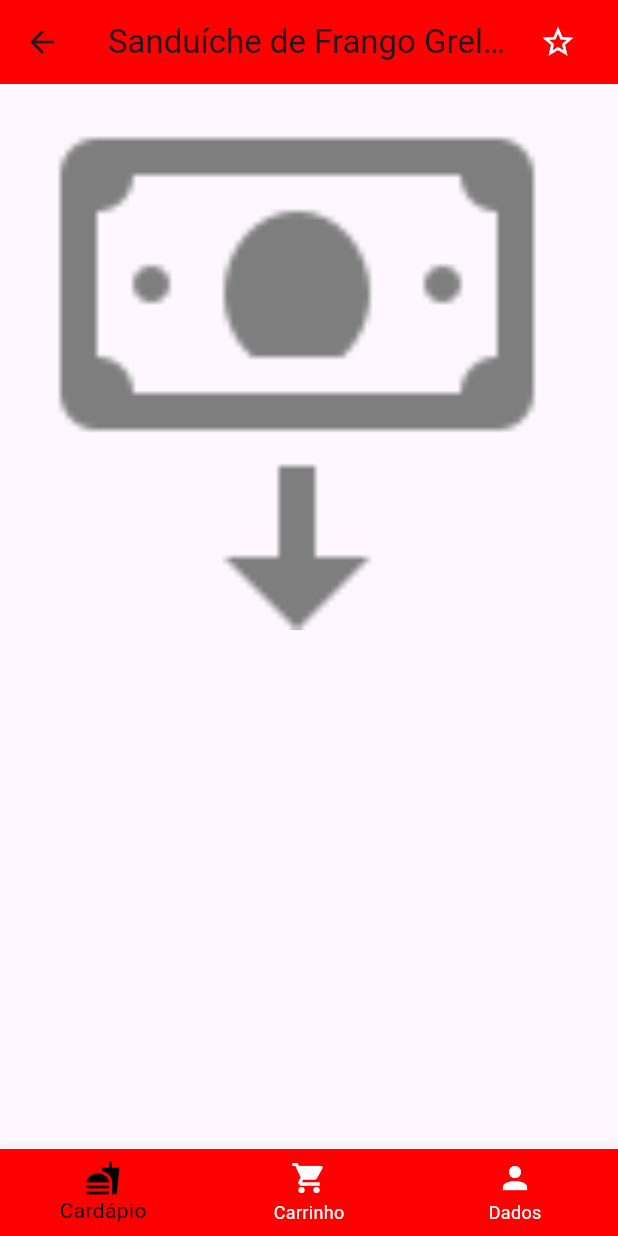
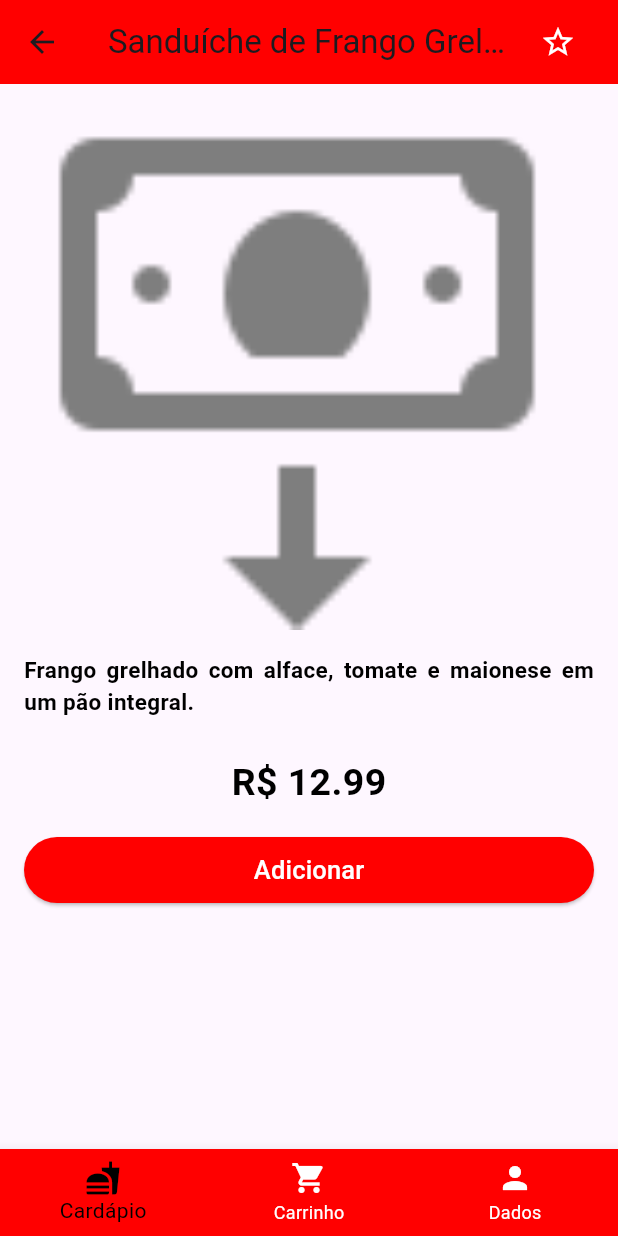
Before and after one commit to caiolara090/Joses_Burger, a Flutter app: the PaginaCardapio screen opened directly, after a tap on "Sanduíche de Frango Grelhado", on a phone screen of 412 x 824 dp. Run offline on Flutter 3.47's test engine with Material 3 defaults, Android fonts, the phone set to English and light mode, and no system bars.

Commit message:
Adicionando Descrição, Preço do produto e um botão para adicionar ao carrinho no body da página de detalhes

```diff
--- a/josesburguer/lib/Cardapio.dart
+++ b/josesburguer/lib/Cardapio.dart
@@ -83,7 +83,7 @@ class _PaginaCardapioState extends State<PaginaCardapio> {
   Widget build(BuildContext context) {
     return Scaffold(
       appBar: PreferredSize(
-        preferredSize: Size.fromHeight(60), // Defina a altura do AppBar
+        preferredSize: Size.fromHeight(60),
         child: AppBar(
           backgroundColor: const Color.fromARGB(255, 255, 0, 0),
           title: Row(
@@ -96,12 +96,12 @@ class _PaginaCardapioState extends State<PaginaCardapio> {
                   fontSize: 25,
                   fontWeight: FontWeight.bold,
                   color: Colors.white,
-                ), // Centraliza o texto à esquerda
+                ),
               ),
               Image.asset(
-                'assets/1.png', // Certifique-se de que o caminho da imagem está correto
-                width: 70, // Defina a largura da imagem conforme necessário
-                height: 75, // Defina a altura da imagem conforme necessário
+                'assets/1.png',
+                width: 70,
+                height: 75,
               ),
               Text(
                 'Burguer   ',
@@ -110,7 +110,7 @@ class _PaginaCardapioState extends State<PaginaCardapio> {
                   fontSize: 25,
                   fontWeight: FontWeight.bold,
                   color: Colors.white,
-                ), // Centraliza o texto à direita
+                ),
               ),
             ],
           ),
@@ -130,14 +130,14 @@ class _PaginaCardapioState extends State<PaginaCardapio> {
             SizedBox(height: 5),
             Padding(
               padding: EdgeInsets.only(
-                  right: 10), // Adicione um espaçamento à direita
+                  right: 10),
               child: Row(
                 mainAxisAlignment: MainAxisAlignment.spaceBetween,
                 children: [
                   Expanded(
                     child: Padding(
                       padding: EdgeInsets.symmetric(
-                          horizontal: 10), // Ajuste o padding horizontal
+                          horizontal: 10),
                       child: TextField(
                         controller: _searchController,
                         onChanged: (value) {
@@ -153,7 +153,7 @@ class _PaginaCardapioState extends State<PaginaCardapio> {
                           contentPadding: EdgeInsets.symmetric(
                               vertical: 5,
                               horizontal:
-                                  10), // Ajuste o padding vertical e horizontal
+                                  10),
                           hintText: 'Pesquisar...',
                           border: OutlineInputBorder(),
                         ),
@@ -163,11 +163,11 @@ class _PaginaCardapioState extends State<PaginaCardapio> {
                   IconButton(
                     icon: Icon(
                       Icons.star,
-                      color: Colors.yellow, // Define a cor amarela
-                      size: 35, // Ajuste o tamanho do ícone
+                      color: Colors.yellow,
+                      size: 35,
                     ),
                     onPressed: () {
-                      // Implemente a ação do botão de estrela aqui
+
                     },
                   ),
                 ],
@@ -208,13 +208,13 @@ class _PaginaCardapioState extends State<PaginaCardapio> {
                                 ),
                                 subtitle: Text(
                                   _filteredProdutos[index].descricao.length >
-                                          50 // Verifica se a descrição é maior que 50 caracteres
+                                          50
                                       ? _filteredProdutos[index]
                                               .descricao
                                               .substring(0, 50) +
-                                          '...' // Se sim, limita a 50 caracteres e adiciona reticências
+                                          '...'
                                       : _filteredProdutos[index]
-                                          .descricao, // Se não, exibe a descrição completa
+                                          .descricao,
                                   style: TextStyle(color: Colors.black),
                                 ),
                                 trailing: Row(
--- a/josesburguer/lib/DetalhesProduto.dart
+++ b/josesburguer/lib/DetalhesProduto.dart
@@ -55,7 +55,7 @@ class _DetalhesPaginaState extends State<DetalhesPagina> {
         ),
         backgroundColor: const Color.fromARGB(255, 255, 0, 0),
       ),
-	body: SingleChildScrollView(
+      body: SingleChildScrollView(
         child: Column(
           crossAxisAlignment: CrossAxisAlignment.stretch,
           children: [
@@ -75,11 +75,64 @@ class _DetalhesPaginaState extends State<DetalhesPagina> {
                   ],
                 ),
               ),
-	],
-	),
+            SizedBox(height: 16),
+            Padding(
+              padding: EdgeInsets.symmetric(horizontal: 16),
+              child: Text(
+                widget.produto.descricao,
+                textAlign: TextAlign.justify,
+                style: TextStyle(
+                  fontSize: 15,
+                  fontWeight: FontWeight.bold,
+                  color: Colors.black,
+                ),
+              ),
+            ),
+            SizedBox(height: 26),
+            Padding(
+  padding: EdgeInsets.symmetric(horizontal: 16),
+  child: Center(
+    child: Text(
+      'R\$ ${widget.produto.preco.toStringAsFixed(2)}',
+      textAlign: TextAlign.justify,
+      style: TextStyle(
+        fontSize: 25,
+        fontWeight: FontWeight.bold,
+        color: Colors.black,
+      ),
+    ),
+  ),
 ),
 
-        bottomNavigationBar: BottomNavigationBar(
+            SizedBox(height: 16),
+            Padding(
+  padding: EdgeInsets.symmetric(horizontal: 16),
+  child: ElevatedButton(
+    onPressed: () {
+
+    },
+    style: ElevatedButton.styleFrom(
+      backgroundColor: const Color.fromARGB(255, 255, 0, 0),
+      padding: const EdgeInsets.symmetric(
+        vertical: 10.0,
+        horizontal: 50,
+      ),
+    ),
+    child: const Text(
+      'Adicionar',
+      style: TextStyle(
+        fontSize: 17.0,
+        color: Colors.white,
+      ),
+    ),
+  ),
+),
+
+
+          ],
+        ),
+      ),
+      bottomNavigationBar: BottomNavigationBar(
         backgroundColor: const Color.fromARGB(255, 255, 0, 0),
         selectedItemColor: Color.fromARGB(255, 0, 0, 0),
         currentIndex: _currentIndex,
```
